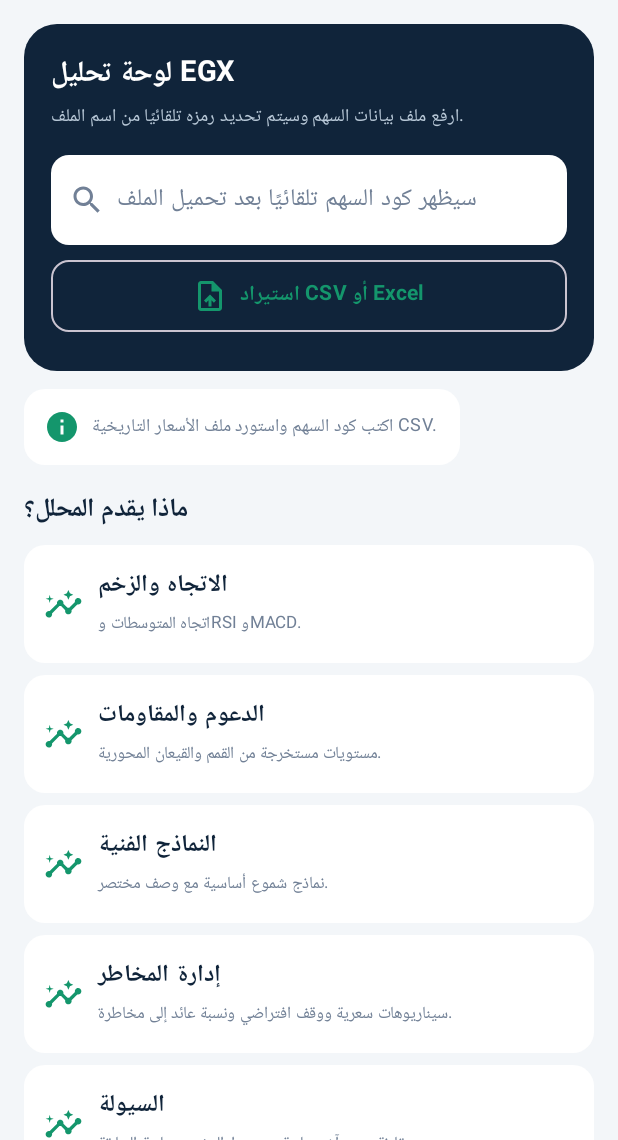
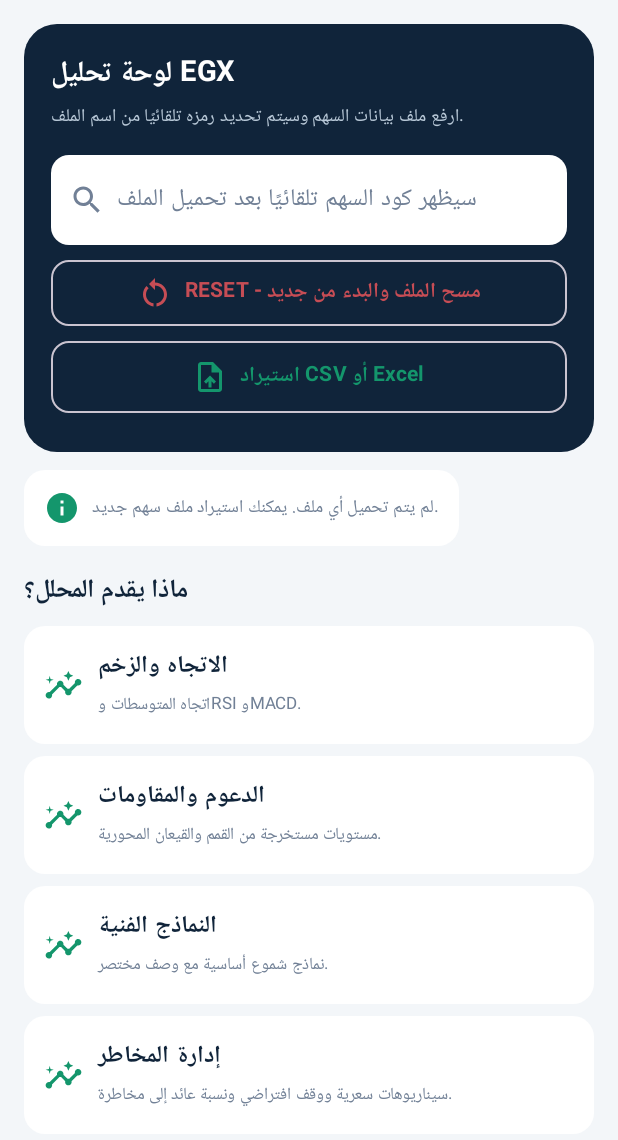
Before and after one commit to ahmednaf9/EGXStockAnalyzer, an Android app built with Jetpack Compose: the screen it shows after launch (MainActivity), after a tap on "استيراد CSV أو Excel", on a phone screen of 412 x 824 dp, the part 96-1236 px from its top. Run offline under Robolectric (Android 15) with nearby library versions, the phone set to English and light mode, and no system bars; 1 other tap on this screen came first.

Commit message:
Add reset button to clear imported stock and restore initial screen

```diff
--- a/app/src/main/java/com/egx/analyzer/MainActivity.kt
+++ b/app/src/main/java/com/egx/analyzer/MainActivity.kt
@@ -300,6 +300,25 @@ fun AnalyzerScreen(importFile: (Uri) -> ImportedStockFile) {
                     }
                     Spacer(Modifier.height(10.dp))
                     OutlinedButton(
+                        onClick = {
+                            symbol = ""
+                            candles = emptyList()
+                            message = "لم يتم تحميل أي ملف. يمكنك استيراد ملف سهم جديد."
+                            result = null
+                            period = "يومي"
+                            drawTrend = false
+                            trendPoints = emptyList()
+                        },
+                        modifier = Modifier.fillMaxWidth().height(44.dp),
+                        shape = RoundedCornerShape(12.dp),
+                        colors = ButtonDefaults.outlinedButtonColors(contentColor = Red)
+                    ) {
+                        Icon(Icons.Default.RestartAlt, null)
+                        Spacer(Modifier.width(8.dp))
+                        Text("RESET - مسح الملف والبدء من جديد", fontWeight = FontWeight.Bold)
+                    }
+                    Spacer(Modifier.height(10.dp))
+                    OutlinedButton(
                         onClick = { picker.launch(arrayOf("text/*","text/csv","application/vnd.ms-excel","application/vnd.openxmlformats-officedocument.spreadsheetml.sheet")) },
                         modifier = Modifier.fillMaxWidth().height(48.dp),
                         shape = RoundedCornerShape(12.dp),
```
